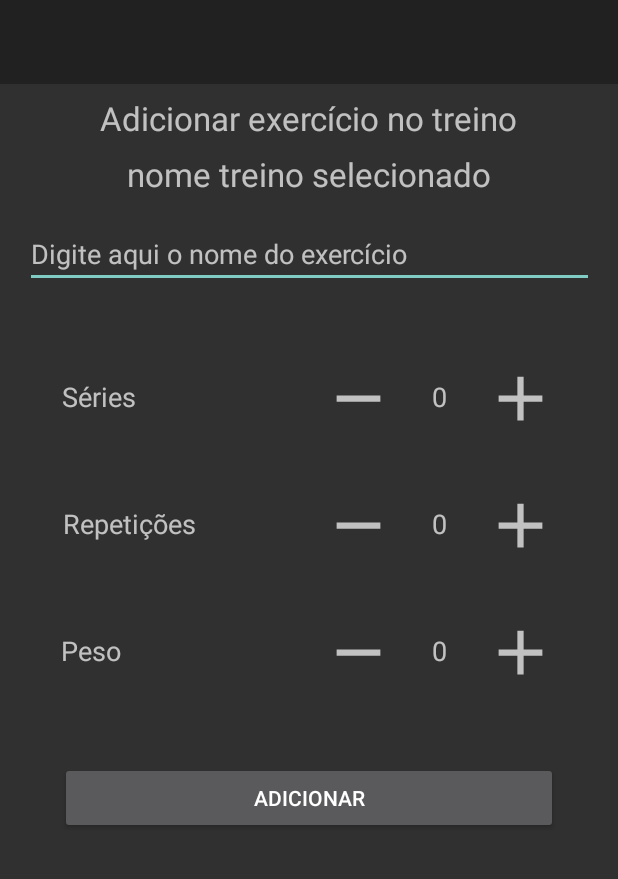
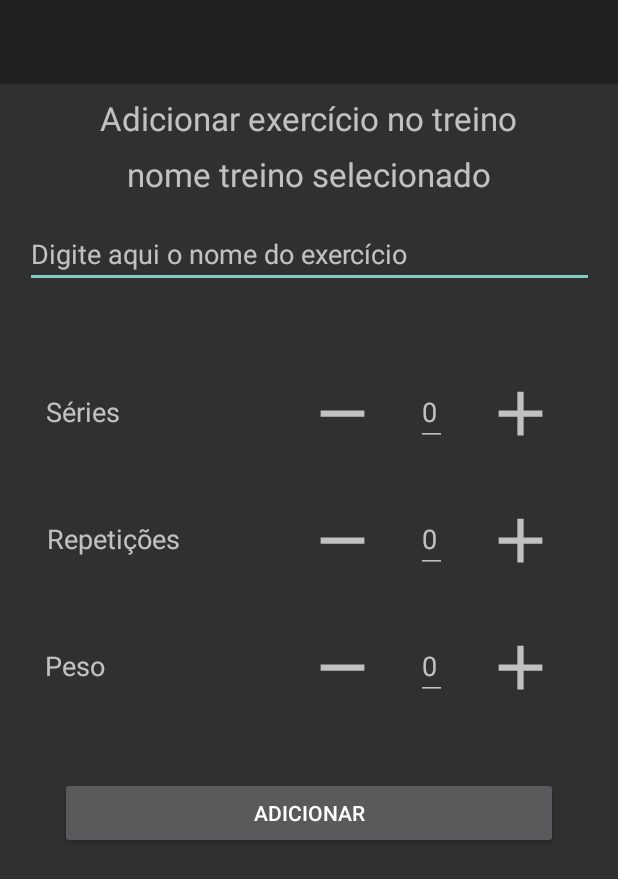
Before and after one commit to devmarcosgarcia/Workout, an Android app: the AddExerciciosActivity screen opened directly, with no data from a screen before it, on a phone screen of 412 x 824 dp. Shown: the top 879 px of the screen. Run offline under Robolectric (Android 15) with nearby library versions, the phone set to English and light mode, and no system bars; Roboto replaces fonts that are not available here.

Commit message:
Alterações na activity_add_exercicios.xml Números podem ser inseridos pelo teclado ou pelo botões + ou -

```diff
--- a/app/src/main/java/br/com/marcosquirinogarcia/workout/activity/AddExerciciosActivity.java
+++ b/app/src/main/java/br/com/marcosquirinogarcia/workout/activity/AddExerciciosActivity.java
@@ -25,9 +25,9 @@
     private Button buttonAddExercicio;
 
     private EditText editTextNomeExercicio;
-    private TextView TextNumSeries;
-    private TextView TextNumRepeticoes;
-    private TextView TextPeso;
+    private EditText TextNumSeries;
+    private EditText TextNumRepeticoes;
+    private EditText TextPeso;
 
     private Button btnRemoveSeries;
     private Button btnAddSeries;
--- a/app/src/main/res/layout/activity_add_exercicios.xml
+++ b/app/src/main/res/layout/activity_add_exercicios.xml
@@ -77,7 +77,7 @@
         app:layout_constraintHorizontal_chainStyle="packed"
         app:layout_constraintStart_toStartOf="@+id/guideline" />
 
-    <TextView
+    <EditText
         android:id="@+id/tv_num_series"
         android:layout_width="wrap_content"
         android:layout_height="wrap_content"
@@ -86,6 +86,7 @@
         android:layout_marginTop="60dp"
         android:layout_marginEnd="24dp"
         android:layout_marginRight="24dp"
+        android:inputType="numberSigned"
         android:text="0"
         android:textColor="?android:attr/textColorSecondary"
         android:textSize="18sp"
@@ -110,7 +111,7 @@
         app:layout_constraintStart_toStartOf="@+id/guideline"
         app:layout_constraintTop_toBottomOf="@+id/tv_repeticoes" />
 
-    <TextView
+    <EditText
         android:id="@+id/tv_qtd_peso"
         android:layout_width="wrap_content"
         android:layout_height="wrap_content"
@@ -118,6 +119,7 @@
         android:layout_marginLeft="24dp"
         android:layout_marginEnd="24dp"
         android:layout_marginRight="24dp"
+        android:inputType="numberSigned"
         android:text="0"
         android:textColor="?android:attr/textColorSecondary"
         android:textSize="18sp"
@@ -142,7 +144,7 @@
         app:layout_constraintStart_toStartOf="@+id/guideline"
         app:layout_constraintTop_toBottomOf="@+id/tv_series" />
 
-    <TextView
+    <EditText
         android:id="@+id/tv_num_repeticoes"
         android:layout_width="wrap_content"
         android:layout_height="wrap_content"
@@ -150,6 +152,7 @@
         android:layout_marginLeft="24dp"
         android:layout_marginEnd="24dp"
         android:layout_marginRight="24dp"
+        android:inputType="numberSigned"
         android:text="0"
         android:textColor="?android:attr/textColorSecondary"
         android:textSize="18sp"
```
Also changed, not shown: app/src/main/res/layout/activity_add_treino.xml (+13 -0 lines).
